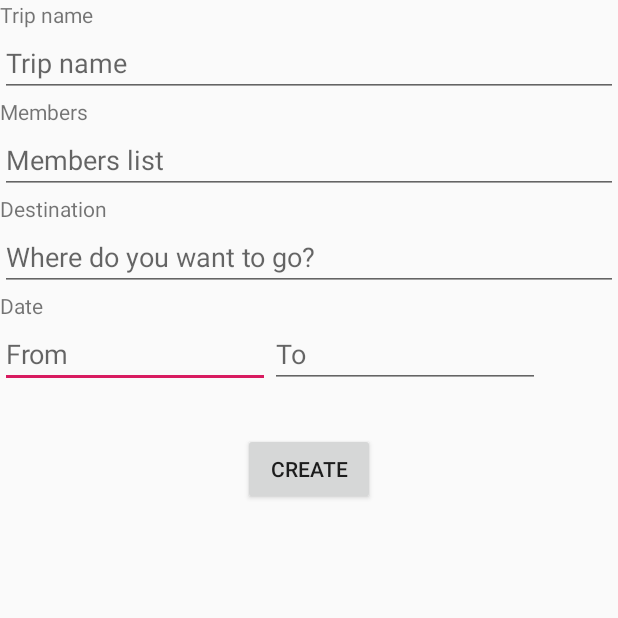
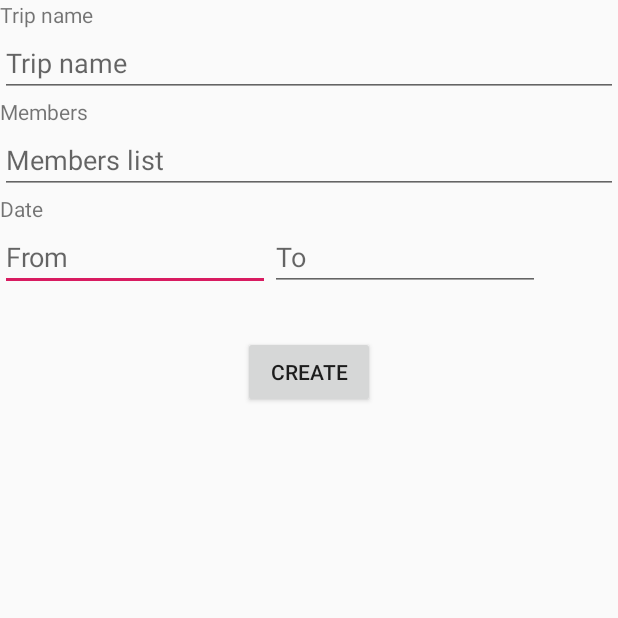
Before and after one commit to htn274/dtxdtv, an Android app: the createTrip screen opened directly, with no data from a screen before it, on a phone screen of 412 x 824 dp, the top half of it. Run offline under Robolectric (Android 15) with nearby library versions, the phone set to English and light mode, and no system bars.

Commit message:
something changes

```diff
--- a/app/src/main/java/com/example/thiennu/dtxdtv/TripInfo.java
+++ b/app/src/main/java/com/example/thiennu/dtxdtv/TripInfo.java
@@ -1,7 +1,12 @@
 package com.example.thiennu.dtxdtv;
+
+import java.util.ArrayList;
 
 public class TripInfo {
     private String trip_name;
+    ArrayList<String> members;
+    String fromDate;
+    String toDate;
 
 
     public TripInfo(String trip_name) {
--- a/app/src/main/res/layout/activity_create_trip.xml
+++ b/app/src/main/res/layout/activity_create_trip.xml
@@ -25,18 +25,6 @@
         android:layout_width="match_parent"
         android:layout_height="wrap_content"
         android:hint="Members list"/>
-
-
-    <TextView
-        android:layout_width="wrap_content"
-        android:layout_height="wrap_content"
-        android:text="Destination"/>
-
-    <EditText
-        android:layout_width="match_parent"
-        android:layout_height="wrap_content"
-        android:inputType=""
-        android:hint="Where do you want to go?"/>
 
     <TextView
         android:layout_width="wrap_content"
```
